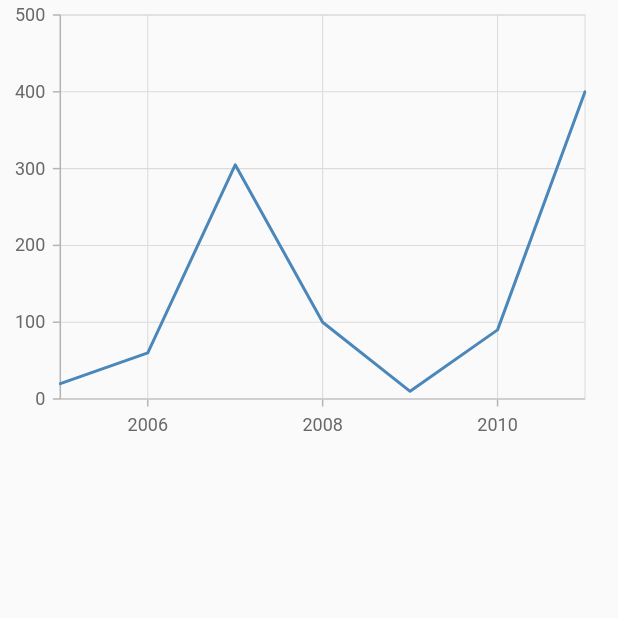
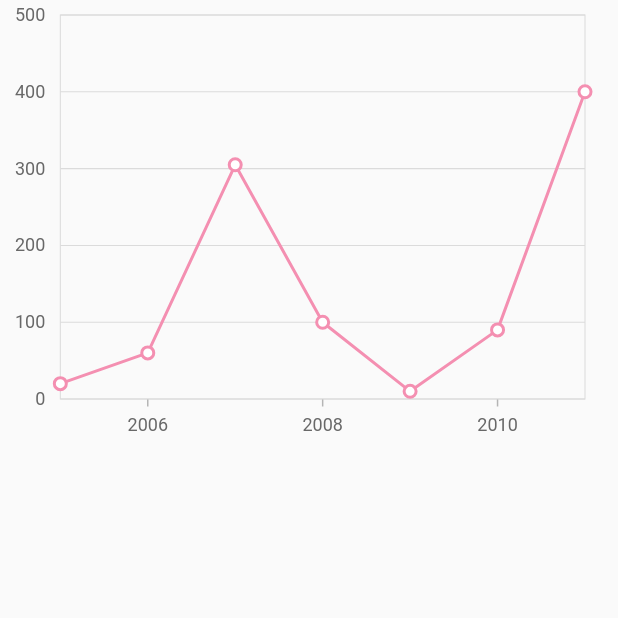
Before and after one commit to harsh11pujara/Experiment_UI, a Flutter app: the screen it shows after launch, on a phone screen of 412 x 824 dp, the top half of it. Run offline on Flutter 3.47's test engine with Material 2 defaults, Android fonts, the phone set to English and light mode, and no system bars; our stand-ins replace syncfusion_flutter_charts.

Commit message:
edited graph

```diff
--- a/lib/charts.dart
+++ b/lib/charts.dart
@@ -17,18 +17,21 @@ class Charts extends StatelessWidget {
     ];
 
     return Scaffold(
-      body: Container(height: 300, width: 400, child: SfCartesianChart(
+      body: SizedBox(height: 300, width: 400, child: SfCartesianChart(
 
         series: <ChartSeries>[
           StackedLineSeries<ChartData, num>(
               dataSource: chartData,
               xValueMapper: (ChartData data, _) => data.year,
-              yValueMapper: (ChartData data, _) => data.sales
+              yValueMapper: (ChartData data, _) => data.sales,
+            markerSettings: const MarkerSettings(isVisible: true),
+            color: Colors.pink[200]
           ),
 
         ],
-        primaryXAxis: NumericAxis(edgeLabelPlacement: EdgeLabelPlacement.shift),
-        primaryYAxis: NumericAxis(edgeLabelPlacement: EdgeLabelPlacement.shift),
+
+        primaryXAxis: NumericAxis(majorGridLines: const MajorGridLines(width: 0),isVisible: true, axisLine: const AxisLine(width: 0),edgeLabelPlacement: EdgeLabelPlacement.shift),
+        primaryYAxis: NumericAxis(majorTickLines: const MajorTickLines(width: 0),isVisible: true, axisLine: const AxisLine(width: 0), edgeLabelPlacement: EdgeLabelPlacement.shift),
       ),),
     );
   }
--- /dev/null
+++ b/lib/swipe_delete.dart
@@ -0,0 +1 @@
+import 'package:flutter/material.dart';
```
